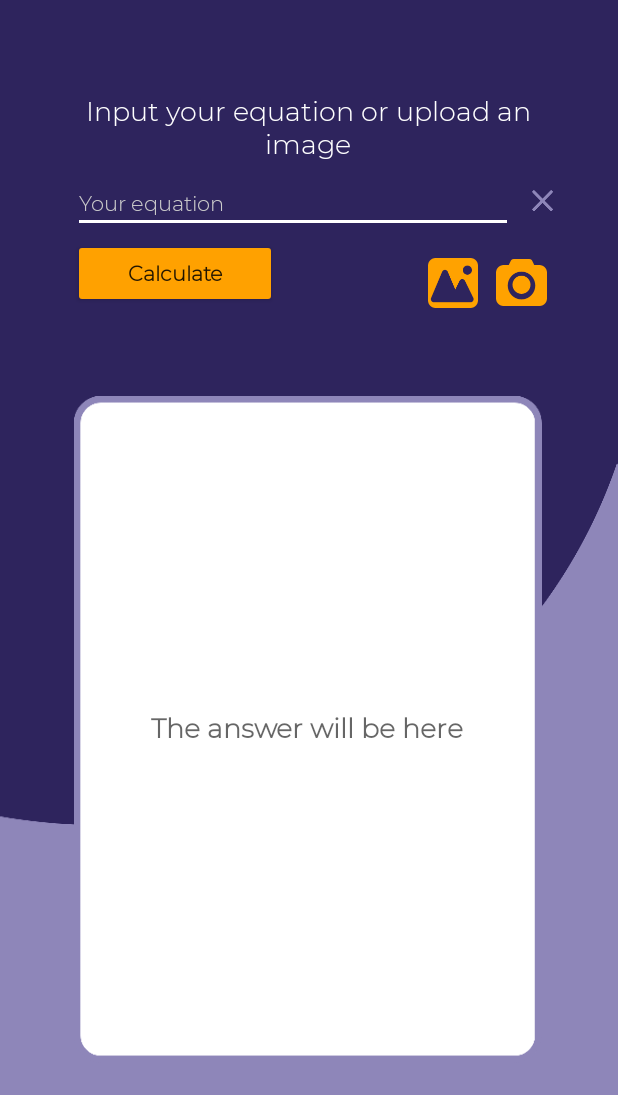
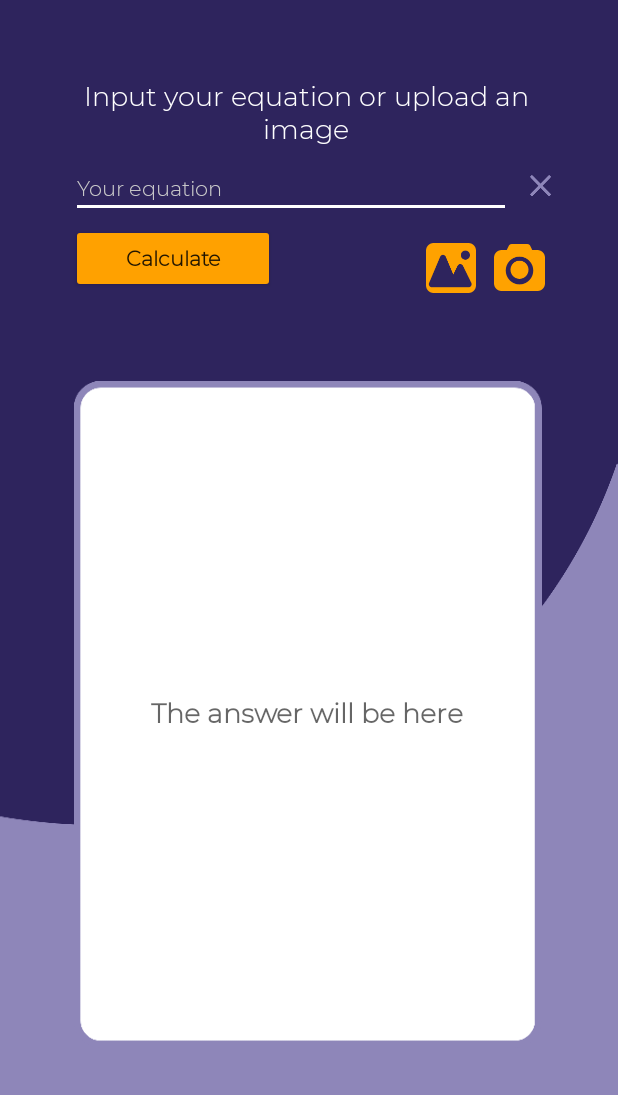
Before and after one commit to ARASKES/Latex-droid, an Android app: the MainActivity screen opened directly, with no data from a screen before it, on a phone screen of 412 x 824 dp. Shown: the top 1095 px of the screen. Run offline under Robolectric (Android 15) with nearby library versions, the phone set to English and light mode, and no system bars; libraries missing offline, so code that uses them is left out: com.theartofdev.edmodo.

Commit message:
UI updated
- main and dialog color accents changed
- odd constraints removed

```diff
--- a/app/src/main/res/layout/activity_main.xml
+++ b/app/src/main/res/layout/activity_main.xml
@@ -11,16 +11,15 @@
         android:id="@+id/title_instruction"
         android:layout_width="314dp"
         android:layout_height="50dp"
+        android:layout_marginTop="52dp"
         android:text="@string/main_title"
         android:textAlignment="center"
         android:textColor="@color/primary_text_color"
         android:textSize="18sp"
-        app:layout_constraintBottom_toBottomOf="parent"
         app:layout_constraintEnd_toEndOf="parent"
-        app:layout_constraintHorizontal_bias="0.494"
+        app:layout_constraintHorizontal_bias="0.484"
         app:layout_constraintStart_toStartOf="parent"
-        app:layout_constraintTop_toTopOf="parent"
-        app:layout_constraintVertical_bias="0.08" />
+        app:layout_constraintTop_toTopOf="parent" />
 
     <EditText
         android:id="@+id/editTextEquation"
@@ -47,8 +46,6 @@
         android:contentDescription="@string/clear_button_desc"
         android:onClick="onClearClick"
         app:layout_constraintBottom_toBottomOf="@+id/editTextEquation"
-        app:layout_constraintEnd_toEndOf="@+id/title_instruction"
-        app:layout_constraintHorizontal_bias="0.0"
         app:layout_constraintStart_toEndOf="@+id/editTextEquation"
         app:layout_constraintTop_toTopOf="@+id/editTextEquation"
         app:layout_constraintVertical_bias="0.0"
@@ -64,8 +61,6 @@
         android:text="@string/calculate_button_text"
         android:textAllCaps="false"
         android:textStyle="bold"
-        app:layout_constraintEnd_toEndOf="@+id/editTextEquation"
-        app:layout_constraintHorizontal_bias="0.0"
         app:layout_constraintStart_toStartOf="@+id/editTextEquation"
         app:layout_constraintTop_toBottomOf="@+id/editTextEquation"
         tools:targetApi="lollipop" />
@@ -92,8 +87,6 @@
         android:contentDescription="@string/camera_button_desc"
         android:onClick="onCameraClick"
         app:layout_constraintBottom_toBottomOf="@+id/galleryButton"
-        app:layout_constraintEnd_toEndOf="@+id/editTextEquation"
-        app:layout_constraintHorizontal_bias="0.0"
         app:layout_constraintStart_toEndOf="@+id/galleryButton"
         app:layout_constraintTop_toTopOf="@+id/galleryButton"
         app:layout_constraintVertical_bias="0.0"
@@ -105,14 +98,10 @@
         android:layout_height="482dp"
         android:layout_marginTop="40dp"
         android:contentDescription="@string/answer_window_desc"
-        android:scaleX="1"
-        android:scaleY="1"
-        app:layout_constraintBottom_toBottomOf="parent"
         app:layout_constraintEnd_toEndOf="parent"
         app:layout_constraintHorizontal_bias="0.494"
         app:layout_constraintStart_toStartOf="parent"
         app:layout_constraintTop_toBottomOf="@+id/calculateButton"
-        app:layout_constraintVertical_bias="0.0"
         app:srcCompat="@drawable/answer_window" />
 
     <EditText
--- a/app/src/main/res/layout/config_dialog.xml
+++ b/app/src/main/res/layout/config_dialog.xml
@@ -3,7 +3,8 @@
     android:orientation="vertical"
     android:layout_width="wrap_content"
     android:layout_height="wrap_content"
-    android:background="@color/white">
+    android:background="@color/white"
+    android:theme="@style/AlertDialogTheme">
 
     <LinearLayout
         android:orientation="horizontal"
--- a/app/src/main/res/values-night/themes.xml
+++ b/app/src/main/res/values-night/themes.xml
@@ -15,6 +15,7 @@
         <item name="android:fontFamily">@font/montserrat_light</item>
         <item name="android:windowAnimationStyle">@style/AppActivityAnimation</item>
         <item name="alertDialogTheme">@style/AlertDialogTheme</item>
+        <item name="colorAccent">@color/secondary_color</item>
     </style>
 
     <style name="AlertDialogTheme" parent="ThemeOverlay.AppCompat.Dialog.Alert">
@@ -23,6 +24,7 @@
         <item name="buttonBarPositiveButtonStyle">@style/PositiveButtonStyle</item>
         <item name="android:textColorPrimary">@color/primary_color</item>
         <item name="android:textStyle">bold</item>
+        <item name="colorAccent">@color/primary_color</item>
     </style>
 
     <style name="NegativeButtonStyle" parent="Widget.AppCompat.Button.ButtonBar.AlertDialog">
--- a/app/src/main/res/values/themes.xml
+++ b/app/src/main/res/values/themes.xml
@@ -15,6 +15,7 @@
         <item name="android:fontFamily">@font/montserrat_light</item>
         <item name="android:windowAnimationStyle">@style/AppActivityAnimation</item>
         <item name="alertDialogTheme">@style/AlertDialogTheme</item>
+        <item name="colorAccent">@color/secondary_color</item>
     </style>
 
     <style name="AlertDialogTheme" parent="ThemeOverlay.AppCompat.Dialog.Alert">
@@ -23,6 +24,7 @@
         <item name="buttonBarPositiveButtonStyle">@style/PositiveButtonStyle</item>
         <item name="android:textColorPrimary">@color/primary_color</item>
         <item name="android:textStyle">bold</item>
+        <item name="colorAccent">@color/primary_color</item>
     </style>
 
     <style name="NegativeButtonStyle" parent="Widget.AppCompat.Button.ButtonBar.AlertDialog">
```
Also changed, not shown: app/src/main/res/layout/activity_welcome.xml (+4 -12 lines).
